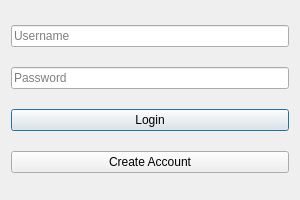
Before: the Qt Designer form UI/userSelection.ui in Matchu02118/AcademicManagementApp, drawn with Qt 5.
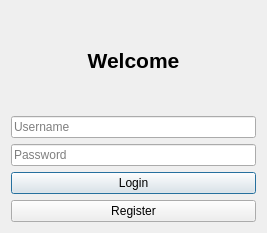
After: the same form once the commit is applied.

Diff of the .ui file:
```diff
--- a/UI/userSelection.ui
+++ b/UI/userSelection.ui
@@ -6,14 +6,30 @@
    <rect>
     <x>0</x>
     <y>0</y>
-    <width>300</width>
-    <height>200</height>
+    <width>267</width>
+    <height>233</height>
    </rect>
   </property>
   <property name="windowTitle">
    <string>Login</string>
   </property>
   <layout class="QVBoxLayout" name="verticalLayout">
+   <item>
+    <widget class="QLabel" name="welcomeLabel">
+     <property name="font">
+      <font>
+       <pointsize>16</pointsize>
+       <bold>true</bold>
+      </font>
+     </property>
+     <property name="text">
+      <string>Welcome</string>
+     </property>
+     <property name="alignment">
+      <set>Qt::AlignCenter</set>
+     </property>
+    </widget>
+   </item>
    <item>
     <widget class="QLineEdit" name="username_input">
      <property name="placeholderText">
@@ -41,7 +57,7 @@
    <item>
     <widget class="QPushButton" name="create_account_button">
      <property name="text">
-      <string>Create Account</string>
+      <string>Register</string>
      </property>
     </widget>
    </item>
```
Left out of the diff: 6 changed lines with no effect on the pictures.
